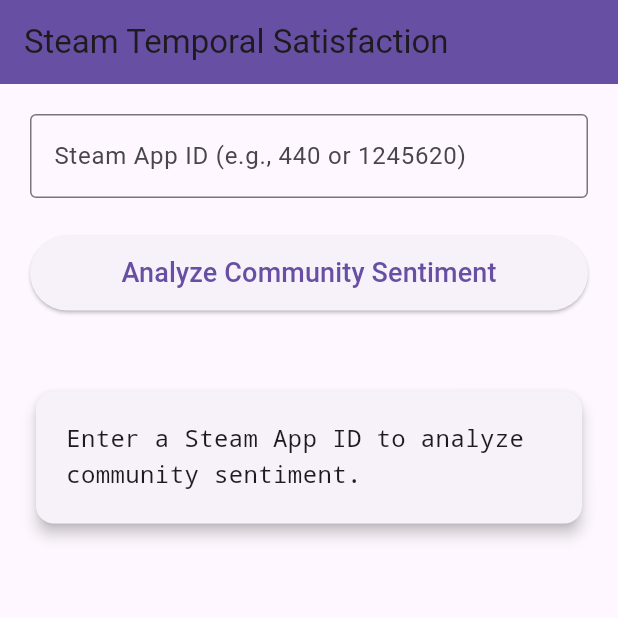
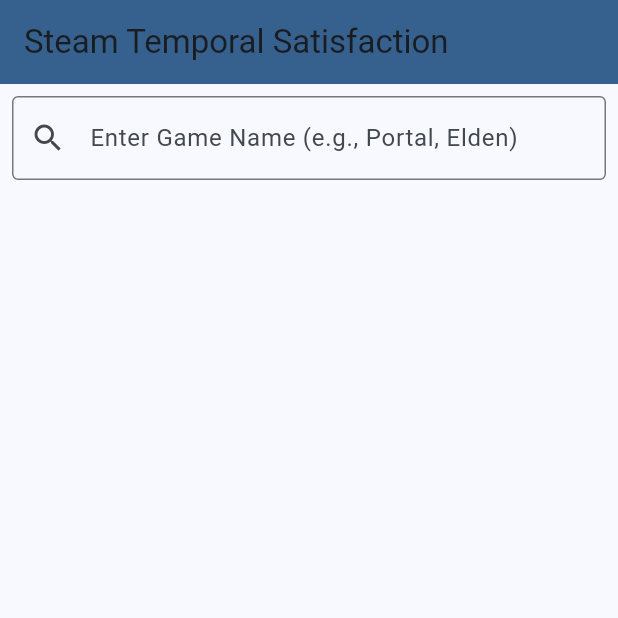
Before and after one commit to tbbye/Temporal-Satisfaction, a Flutter app: the screen it shows after launch, on a phone screen of 412 x 824 dp, the top half of it. Run offline on Flutter 3.47's test engine with Material 3 defaults, Android fonts, the light colour scheme and no system bars.

Commit message:
FE: Implement Search/Analysis screens, API service, and models. Fix all file path/casing errors.

```diff
--- a/lib/main.dart
+++ b/lib/main.dart
@@ -1,14 +1,11 @@
 import 'package:flutter/material.dart';
-// Note: This import is necessary for the next step, the API call.
-import 'package:http/http.dart' as http;
-import 'dart:convert'; // For working with JSON data
+// Correct relative path: looks for 'screens' folder in 'lib'
+import 'screens/search_screen.dart';
 
-// 1. The Main Entry Point
 void main() {
   runApp(const MyApp());
 }
 
-// StatelessWidget: Defines the app's basic style and identity (no changing state)
 class MyApp extends StatelessWidget {
   const MyApp({super.key});
 
@@ -17,160 +14,10 @@
     return MaterialApp(
       title: 'Steam Sentiment Analyzer',
       theme: ThemeData(
-        // Set a color scheme for the app's design
-        primarySwatch: Colors.blue,
+        colorSchemeSeed: Colors.blue,
         useMaterial3: true,
       ),
-      // Set the home page to our main design widget
-      home: const SentimentPage(),
+      home: const SearchScreen(),
     );
   }
 }
-
-// StatefulWidget: This is the core design widget that will change its appearance
-// based on user actions (like button clicks) and API results.
-class SentimentPage extends StatefulWidget {
-  const SentimentPage({super.key});
-
-  @override
-  // Creates the mutable state for the UI
-  State<SentimentPage> createState() => _SentimentPageState();
-}
-
-// The State class where the UI is actually defined and built.
-class _SentimentPageState extends State<SentimentPage> {
-  // --- UI STATE VARIABLES ---
-  final TextEditingController _appIdController = TextEditingController();
-  String _resultText = "Enter a Steam App ID to analyze community sentiment.";
-  bool _isLoading = false; // Controls if the button shows a spinner
-
-  // --- API ENDPOINT ---
-  // **CRITICAL:** Replace the URL below with YOUR actual Render URL!
-  final String _apiUrl = "https://temporal-satisfaction.onrender.com/analyze";
-
-  // --- DESIGN: The API Call Logic (Placeholder) ---
-  void _analyzeSentiment() async {
-    // 1. Validate Input
-    final appId = _appIdController.text;
-    if (appId.isEmpty) {
-      setState(() {
-        _resultText = "Please enter a valid App ID.";
-      });
-      return;
-    }
-
-    // 2. Start Loading State and Clear Results
-    setState(() {
-      _isLoading = true;
-      _resultText = "Analyzing reviews for App ID $appId... (Collecting up to 1000 reviews)";
-    });
-
-    // 3. Make the API Request
-    try {
-      final response = await http.post(
-        Uri.parse(_apiUrl),
-        headers: <String, String>{
-          'Content-Type': 'application/json; charset=UTF-8',
-        },
-        body: jsonEncode(<String, String>{
-          'app_id': appId, // Send the user's input to the API
-        }),
-      );
-
-      // 4. Handle Response
-      if (response.statusCode == 200) {
-        final Map<String, dynamic> data = jsonDecode(response.body);
-
-        // Use the returned percentage data to update the UI
-        setState(() {
-          _isLoading = false;
-          _resultText = "✅ Success!\n\n"
-              "Time-Centric Reviews Found: ${data['time_centric_reviews_found']}\n"
-              "Community Sentiment:\n"
-              "WELL SPENT: ${data['positive_sentiment_percent']}% \n"
-              "WASTED TIME: ${data['negative_sentiment_percent']}%";
-        });
-      } else {
-        // Handle API errors (e.g., App ID not found)
-        setState(() {
-          _isLoading = false;
-          _resultText = "❌ Error: API failed with status ${response.statusCode}. Check your Render logs.";
-        });
-      }
-    } catch (e) {
-      // Handle network errors (e.g., no internet, wrong URL)
-      setState(() {
-        _isLoading = false;
-        _resultText = "❌ Network Error: Could not reach the server. Check the URL.";
-      });
-    }
-  }
-
-  // --- DESIGN: The Widget Build Function ---
-  @override
-  Widget build(BuildContext context) {
-    // Scaffold is the primary structural widget for a screen (like a blank canvas)
-    return Scaffold(
-      appBar: AppBar(
-        title: const Text('Steam Temporal Satisfaction'),
-        backgroundColor: Theme.of(context).primaryColor,
-      ),
-      // Padding adds space around the edges
-      body: SingleChildScrollView(
-        padding: const EdgeInsets.all(20.0),
-        child: Column( // Column arranges widgets vertically
-          crossAxisAlignment: CrossAxisAlignment.stretch, // Makes items full width
-          children: <Widget>[
-            // 1. Input Field (The design for the Steam App ID)
-            TextField(
-              controller: _appIdController,
-              keyboardType: TextInputType.number, // Shows number keyboard on phone
-              decoration: const InputDecoration(
-                labelText: 'Steam App ID (e.g., 440 or 1245620)',
-                hintText: 'Enter a numeric App ID',
-                border: OutlineInputBorder(),
-              ),
-            ),
-            const SizedBox(height: 25), // Space divider
-
-            // 2. The Button (The interactive design element)
-            ElevatedButton(
-              onPressed: _isLoading ? null : _analyzeSentiment, // Disable when loading
-              style: ElevatedButton.styleFrom(
-                minimumSize: const Size(double.infinity, 50), // Set minimum size
-              ),
-              child: _isLoading
-                ? const SizedBox(
-                    height: 20, width: 20,
-                    child: CircularProgressIndicator(strokeWidth: 2, color: Colors.white), // Design for loading spinner
-                  )
-                : const Text( // Design for button text
-                    'Analyze Community Sentiment',
-                    style: TextStyle(fontSize: 18),
-                  ),
-            ),
-
-            const SizedBox(height: 50), // Space divider
-
-            // 3. Result Display Area (The design for showing results)
-            Card(
-              elevation: 4, // Design for a slight shadow
-              child: Padding(
-                padding: const EdgeInsets.all(20.0),
-                child: Text(
-                  _resultText,
-                  textAlign: TextAlign.left,
-                  style: const TextStyle(
-                    fontSize: 16,
-                    fontFamily: 'monospace', // Design for a monospace font for data clarity
-                    height: 1.5,
-                  ),
-                ),
-              ),
-            ),
-          ],
-        ),
-      ),
-    );
-  }
-}
--- /dev/null
+++ b/lib/models/analysis_result.dart
@@ -0,0 +1,22 @@
+class AnalysisResult {
+  final int totalReviewsCollected;
+  final int timeCentricReviewsFound;
+  final double positiveSentimentPercent;
+  final double negativeSentimentPercent;
+
+  AnalysisResult({
+    required this.totalReviewsCollected,
+    required this.timeCentricReviewsFound,
+    required this.positiveSentimentPercent,
+    required this.negativeSentimentPercent,
+  });
+
+  factory AnalysisResult.fromJson(Map<String, dynamic> json) {
+    return AnalysisResult(
+      totalReviewsCollected: json['total_reviews_collected'] as int,
+      timeCentricReviewsFound: json['time_centric_reviews_found'] as int,
+      positiveSentimentPercent: json['positive_sentiment_percent'] as double,
+      negativeSentimentPercent: json['negative_sentiment_percent'] as double,
+    );
+  }
+}
--- /dev/null
+++ b/lib/models/game.dart
@@ -0,0 +1,13 @@
+class Game {
+  final String appid;
+  final String name;
+
+  Game({required this.appid, required this.name});
+
+  factory Game.fromJson(Map<String, dynamic> json) {
+    return Game(
+      appid: json['appid'] as String,
+      name: json['name'] as String,
+    );
+  }
+}
--- /dev/null
+++ b/lib/screens/search_screen.dart
@@ -0,0 +1,120 @@
+import 'package:flutter/material.dart';
+// Correct relative paths
+import '../models/game.dart';
+import '../models/analysis_result.dart';
+import '../services/api_service.dart';
+import 'analysis_screen.dart';
+
+class SearchScreen extends StatefulWidget {
+  const SearchScreen({super.key});
+
+  @override
+  State<SearchScreen> createState() => _SearchScreenState();
+}
+
+class _SearchScreenState extends State<SearchScreen> {
+  final ApiService _apiService = ApiService();
+  List<Game> _searchResults = [];
+  bool _isSearching = false;
+  String? _analysisStatus;
+
+  void _performSearch(String query) async {
+    if (query.length < 3) {
+      setState(() {
+        _searchResults = [];
+      });
+      return;
+    }
+
+    setState(() {
+      _isSearching = true;
+    });
+
+    final List<Game> results = await _apiService.searchGames(query);
+
+    setState(() {
+      _searchResults = results;
+      _isSearching = false;
+    });
+  }
+
+  void _onGameSelected(Game selectedGame) async {
+    setState(() {
+      _analysisStatus = "Analyzing '${selectedGame.name}'... This may take up to 40 seconds.";
+    });
+
+    try {
+      final AnalysisResult result = await _apiService.analyzeReviews(selectedGame.appid);
+
+      if (mounted) {
+        Navigator.of(context).push(
+          MaterialPageRoute(
+            builder: (context) => AnalysisScreen(
+              gameName: selectedGame.name,
+              result: result,
+            ),
+          ),
+        );
+      }
+    } catch (e) {
+      setState(() {
+        _analysisStatus = "Error analyzing reviews: $e";
+      });
+    } finally {
+      setState(() {
+        _analysisStatus = null;
+      });
+    }
+  }
+
+  @override
+  Widget build(BuildContext context) {
+    return Scaffold(
+      appBar: AppBar(
+        title: const Text('Steam Temporal Satisfaction'),
+        backgroundColor: Theme.of(context).colorScheme.primary,
+      ),
+      body: Column(
+        children: <Widget>[
+          // --- Search Input ---
+          Padding(
+            padding: const EdgeInsets.all(8.0),
+            child: TextField(
+              decoration: const InputDecoration(
+                labelText: 'Enter Game Name (e.g., Portal, Elden)',
+                prefixIcon: Icon(Icons.search),
+                border: OutlineInputBorder(),
+              ),
+              onChanged: _performSearch,
+            ),
+          ),
+
+          // --- Analysis Status Overlay ---
+          if (_analysisStatus != null)
+            ListTile(
+              leading: const CircularProgressIndicator(),
+              title: Text(_analysisStatus!),
+            ),
+
+          // --- Search Results List ---
+          Expanded(
+            child: _isSearching && _searchResults.isEmpty
+                ? const Center(child: CircularProgressIndicator())
+                : ListView.builder(
+                    itemCount: _searchResults.length,
+                    itemBuilder: (context, index) {
+                      final game = _searchResults[index];
+                      return ListTile(
+                        title: Text(game.name),
+                        subtitle: Text('App ID: ${game.appid}'),
+                        trailing: const Icon(Icons.chevron_right),
+                        onTap: () => _onGameSelected(game),
+                      );
+                    },
+                  ),
+          ),
+        ],
+      ),
+    );
+  }
+}
```
Also changed, not shown: lib/screens/analysis_screen.dart (added, +79 -0 lines), lib/services/api_service.dart (added, +55 -0 lines).
